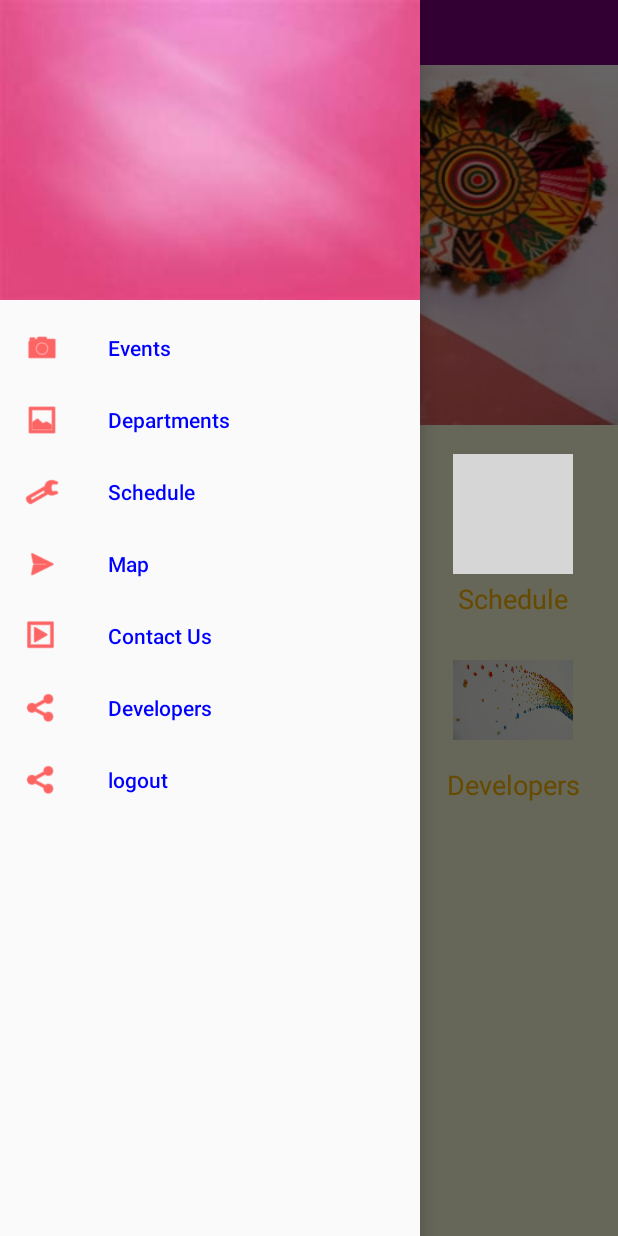
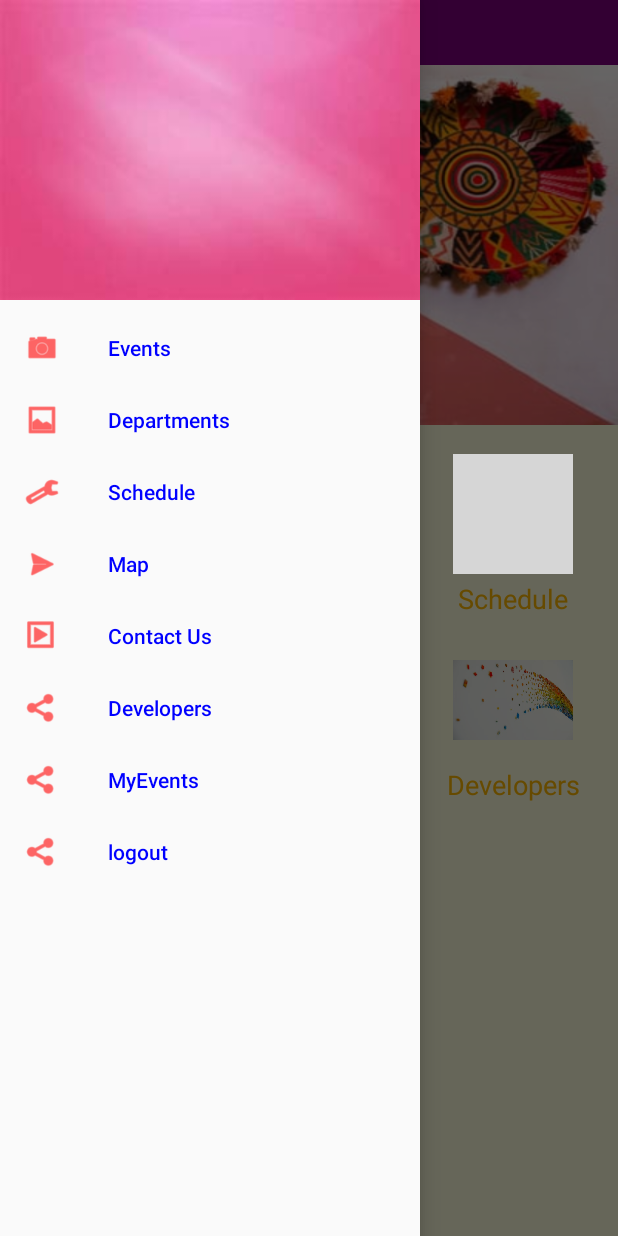
Before and after one commit to dhanalakshmi3467/college-cultural-app, an Android app: the MainActivity screen opened directly, with no data from a screen before it, with the side drawer open, on a phone screen of 412 x 824 dp. Run offline under Robolectric (Android 15) with nearby library versions, the phone set to English and light mode, and no system bars; libraries missing offline, so code that uses them is left out: com.plattysoft.leonids; network calls fail; Roboto replaces fonts that are not available here; grey boxes are pictures that could not be loaded.

Commit message:
add registerd events activity

```diff
--- a/app/src/main/AndroidManifest.xml
+++ b/app/src/main/AndroidManifest.xml
@@ -15,7 +15,9 @@
         android:roundIcon="@mipmap/ic_launcher_round"
         android:supportsRtl="true"
         android:theme="@style/AppTheme">
-        <activity android:name=".DisplayEvent"></activity>
+        <activity android:name=".DisplayMyEvent"></activity>
+        <activity android:name=".DisplayMyEventsCollections" />
+        <activity android:name=".DisplayEvent" />
         <activity android:name=".EventsManagement" />
         <activity android:name=".CreateEvent" />
         <activity
--- a/app/src/main/java/com/example/today/DisplayEvent.java
+++ b/app/src/main/java/com/example/today/DisplayEvent.java
@@ -90,9 +90,7 @@ public class DisplayEvent extends AppCompatActivity {
                 Log.println(Log.ERROR, "DELETE_ME", register.getText().toString());
                 if (REGISTER.equals(register.getText().toString())) {
                     registerEvent(event.getId(), MainActivity.LoggedInUserInfo.getEmail());
-                    Log.println(Log.ERROR, "DELETE_ME1", register.getText().toString());
                 } else {
-                    Log.println(Log.ERROR, "DELETE_ME2", register.getText().toString());
                     final AlertDialog.Builder alertDialog = new AlertDialog.Builder(DisplayEvent.this);
                     alertDialog.setTitle("Unregister event");
                     alertDialog.setMessage("Please click confirm to unregister.");
@@ -273,7 +271,7 @@ public class DisplayEvent extends AppCompatActivity {
                 try {
                     String eventId = params[0];
                     String userId = params[1];
-                    Log.println(Log.ERROR, "response natasss", eventId + "\t" + userId);
+                    Log.println(Log.ERROR, "unregister response", eventId + "\t" + userId);
                     URL url = new URL(UNREGISTER_EVENT_URL);
                     HttpURLConnection httpURLConnection = (HttpURLConnection) url.openConnection();
                     httpURLConnection.setRequestMethod("POST");
--- a/app/src/main/java/com/example/today/DisplayEvents.java
+++ b/app/src/main/java/com/example/today/DisplayEvents.java
@@ -21,7 +21,7 @@ public class DisplayEvents extends RecyclerView.Adapter<DisplayEvents.ProductVie
 
     private Context mCtx;
     private List<Events> events;
-    private DisplayEventTypeAdapter.OnItemClicked onClick;
+    private OnItemClicked onClick;
 
 
     public interface OnItemClicked {
--- a/app/src/main/java/com/example/today/MainActivity.java
+++ b/app/src/main/java/com/example/today/MainActivity.java
@@ -16,7 +16,6 @@ import android.view.LayoutInflater;
 import android.view.MotionEvent;
 import android.view.View;
 
-import android.view.Menu;
 import android.view.MenuItem;
 import android.view.ViewGroup;
 import android.view.animation.AccelerateInterpolator;
@@ -33,13 +32,11 @@ import android.widget.AdapterView.OnItemClickListener;
 import androidx.appcompat.app.ActionBarDrawerToggle;
 import androidx.appcompat.app.AppCompatActivity;
 import androidx.appcompat.widget.Toolbar;
-import androidx.cardview.widget.CardView;
 import androidx.core.app.NotificationCompat;
 import androidx.core.view.GravityCompat;
 import androidx.drawerlayout.widget.DrawerLayout;
 
 import com.example.today.models.LoginResponse;
-import com.fasterxml.jackson.databind.DeserializationFeature;
 import com.fasterxml.jackson.databind.ObjectMapper;
 import com.google.android.material.navigation.NavigationView;
 import com.plattysoft.leonids.ParticleSystem;
@@ -240,6 +237,9 @@ public class MainActivity extends AppCompatActivity implements NavigationView.On
         } else if (id == R.id.nav_view) {
             Intent i = new Intent(MainActivity.this, Login.class);
             startActivity(i);
+        } else if (id == R.id.nav_mybooking) {
+            Intent i = new Intent(MainActivity.this, DisplayMyEventsCollections.class);
+            startActivity(i);
         }
 
         DrawerLayout drawer = (DrawerLayout) findViewById(R.id.drawer_layout);
--- a/app/src/main/java/com/example/today/Urls.java
+++ b/app/src/main/java/com/example/today/Urls.java
@@ -20,5 +20,6 @@ public class Urls {
     public static final String IS_EVENT_BOOKED_URL = String.format("%s/isEventBooked.php",HOST);
     public static final String REGISTER_EVENT_URL = String.format("%s/RegisterEvent.php",HOST);
     public static final String UNREGISTER_EVENT_URL = String.format("%s/UnRegisterEvent.php",HOST);
+    public static final String MY_EVENTS_REGISTERED_URL = String.format("%s/getEventsBooked.php?email=",HOST);
 
 }
--- a/app/src/main/res/menu/activity_main_drawer.xml
+++ b/app/src/main/res/menu/activity_main_drawer.xml
@@ -28,6 +28,10 @@
         android:id="@+id/nav_faqs"
         android:icon="@drawable/ic_menu_share"
         android:title="Developers" />
+    <item
+        android:id="@+id/nav_mybooking"
+        android:icon="@drawable/ic_menu_share"
+        android:title="MyEvents" />
 <item
     android:id="@+id/nav_view"
     android:icon="@drawable/ic_menu_share"
--- a/app/src/main/res/values/strings.xml
+++ b/app/src/main/res/values/strings.xml
@@ -33,6 +33,7 @@
     <string name="User_name">username</string>
     <string name="password">password</string>
     <string name="reg_no">reg_no</string>
+    <string name="no_reg_event_found"> No Registered event found.</string>
 
 
 </resources>
```
